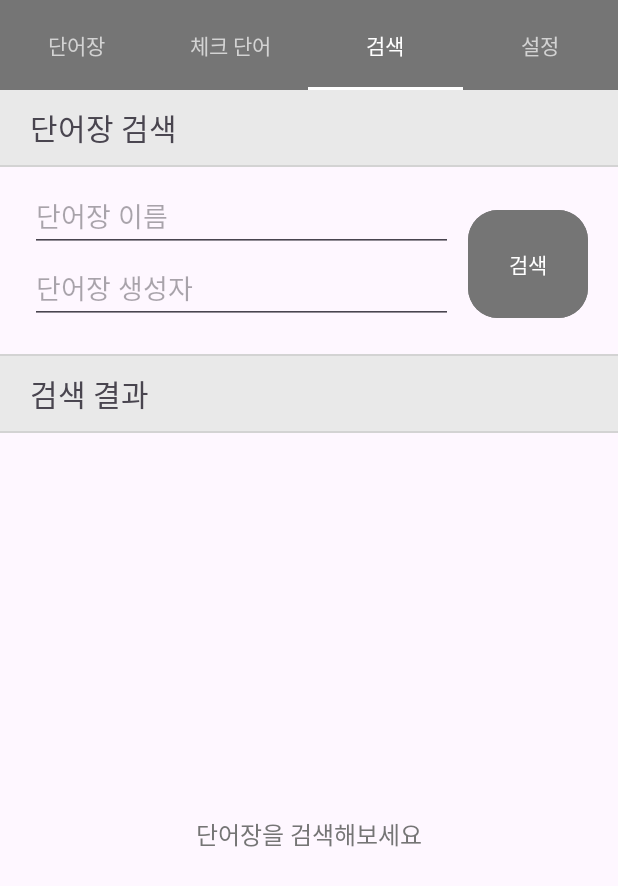
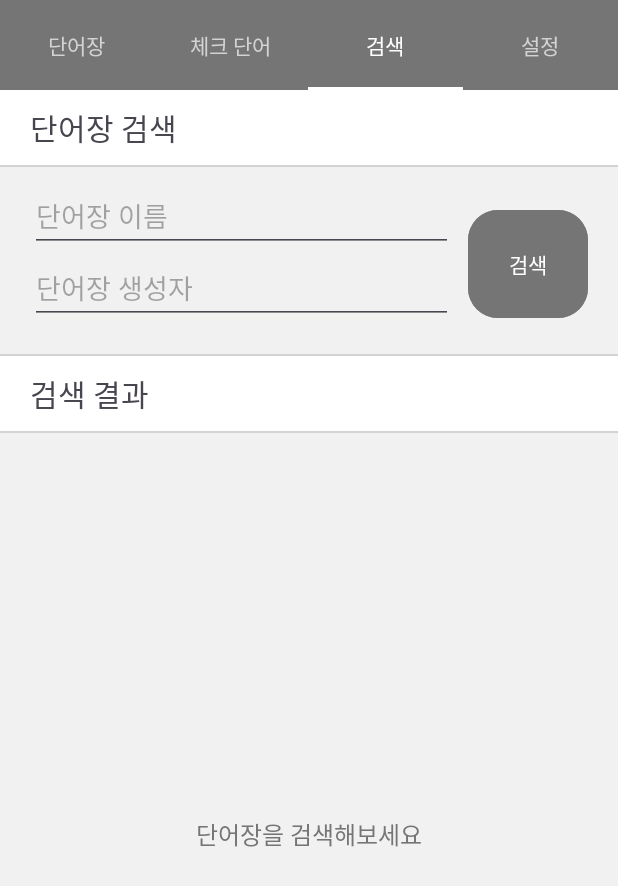
Before and after one commit to hoyaboi/Vocabulary, an Android app: the screen it shows after launch once a user with an empty profile is signed in (MainActivity), tab 3 chosen, on a phone screen of 412 x 824 dp. Shown: the top 886 px of the screen. Run offline under Robolectric (Android 15) with nearby library versions, the phone set to English and light mode, and no system bars; our stand-ins replace Firebase (no records; nobody signed in at launch, a user with empty details on screens opened directly).

Commit message:
v2.0.0a-20240812

```diff
--- a/app/src/main/res/drawable/border.xml
+++ b/app/src/main/res/drawable/border.xml
@@ -1,8 +1,5 @@
 <?xml version="1.0" encoding="utf-8"?>
 <shape xmlns:android="http://schemas.android.com/apk/res/android">
-    <solid android:color="@color/line_gray"/>
-    <stroke
-        android:width="1dp"
-        android:color="@color/light_gray"/>
+    <solid android:color="@color/item_gray"/>
     <corners android:radius="20dp"/>
 </shape>
--- a/app/src/main/res/layout/activity_main.xml
+++ b/app/src/main/res/layout/activity_main.xml
@@ -5,6 +5,7 @@
     android:id="@+id/main"
     android:layout_width="match_parent"
     android:layout_height="match_parent"
+    android:background="@color/back_gray"
     tools:context=".MainActivity">
 
     <com.google.android.material.tabs.TabLayout
--- a/app/src/main/res/layout/activity_show_vocab.xml
+++ b/app/src/main/res/layout/activity_show_vocab.xml
@@ -5,6 +5,7 @@
     android:id="@+id/main"
     android:layout_width="match_parent"
     android:layout_height="match_parent"
+    android:background="@color/back_gray"
     tools:context=".ShowVocabActivity">
 
     <com.google.android.material.appbar.AppBarLayout
--- a/app/src/main/res/layout/activity_sign_in.xml
+++ b/app/src/main/res/layout/activity_sign_in.xml
@@ -5,6 +5,7 @@
     android:id="@+id/main"
     android:layout_width="match_parent"
     android:layout_height="match_parent"
+    android:background="@color/back_gray"
     tools:context=".SignInActivity">
 
     <LinearLayout
--- a/app/src/main/res/layout/activity_sign_up.xml
+++ b/app/src/main/res/layout/activity_sign_up.xml
@@ -5,6 +5,7 @@
     android:id="@+id/main"
     android:layout_width="match_parent"
     android:layout_height="match_parent"
+    android:background="@color/back_gray"
     tools:context=".SignInActivity">
 
     <LinearLayout
--- a/app/src/main/res/layout/activity_words.xml
+++ b/app/src/main/res/layout/activity_words.xml
@@ -4,6 +4,7 @@
     android:id="@+id/words_fragment"
     android:layout_width="match_parent"
     android:layout_height="match_parent"
+    android:background="@color/back_gray"
     xmlns:app="http://schemas.android.com/apk/res-auto"
     tools:context=".WordsActivity">
 
@@ -36,7 +37,7 @@
                 android:layout_marginEnd="10dp"
                 android:text="@string/add_word"
                 android:textColor="@color/gray"
-                android:backgroundTint="@color/line_gray"
+                android:backgroundTint="@color/white"
                 app:strokeWidth="2dp"
                 app:strokeColor="@color/light_gray"
                 app:rippleColor="@color/gray"/>
--- a/app/src/main/res/layout/fragment_add_vocab.xml
+++ b/app/src/main/res/layout/fragment_add_vocab.xml
@@ -3,6 +3,8 @@
     xmlns:tools="http://schemas.android.com/tools"
     android:layout_width="match_parent"
     android:layout_height="match_parent"
+    android:background="@color/back_gray"
+
     xmlns:app="http://schemas.android.com/apk/res-auto"
     tools:context=".tab.AddVocabFragment">
 
@@ -16,7 +18,7 @@
         android:paddingBottom="10dp"
         android:text="@string/search_vocab"
         android:textSize="20sp"
-        android:background="@color/line_gray"/>
+        android:background="@color/white"/>
 
     <View
         android:layout_width="match_parent"
@@ -88,7 +90,7 @@
         android:paddingBottom="10dp"
         android:text="@string/result_vocab"
         android:textSize="20sp"
-        android:background="@color/line_gray"/>
+        android:background="@color/white"/>
 
     <View
         android:id="@+id/separator2"
--- a/app/src/main/res/layout/fragment_checked_words.xml
+++ b/app/src/main/res/layout/fragment_checked_words.xml
@@ -3,6 +3,7 @@
     xmlns:tools="http://schemas.android.com/tools"
     android:layout_width="match_parent"
     android:layout_height="match_parent"
+    android:background="@color/back_gray"
     xmlns:app="http://schemas.android.com/apk/res-auto"
     tools:context=".tab.CheckedWordsFragment">
 
--- a/app/src/main/res/layout/fragment_settings.xml
+++ b/app/src/main/res/layout/fragment_settings.xml
@@ -3,6 +3,7 @@
     xmlns:tools="http://schemas.android.com/tools"
     android:layout_width="match_parent"
     android:layout_height="match_parent"
+    android:background="@color/back_gray"
     xmlns:app="http://schemas.android.com/apk/res-auto"
     tools:context=".tab.SettingsFragment">
 
--- a/app/src/main/res/layout/fragment_vocabulary.xml
+++ b/app/src/main/res/layout/fragment_vocabulary.xml
@@ -3,6 +3,7 @@
     xmlns:tools="http://schemas.android.com/tools"
     android:layout_width="match_parent"
     android:layout_height="match_parent"
+    android:background="@color/back_gray"
     xmlns:app="http://schemas.android.com/apk/res-auto"
     tools:context=".tab.VocabularyFragment">
 
--- a/app/src/main/res/values/colors.xml
+++ b/app/src/main/res/values/colors.xml
@@ -5,5 +5,7 @@
     <color name="edge">#FDF6FE</color>
     <color name="gray">#757575</color>
     <color name="light_gray">#D3D3D3</color>
+    <color name="item_gray">#C1C1C1</color>
     <color name="line_gray">#E9E9E9</color>
+    <color name="back_gray">#F1F1F1</color>
 </resources>
```
Also changed, not shown: app/src/main/res/layout/item_vocabs.xml (+6 -2 lines).
